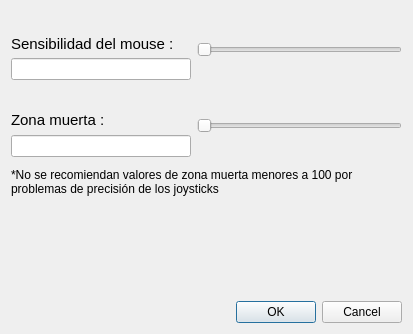
Qt form GUI/config.ui (Hex4gono/PIP_Control) before a commit.
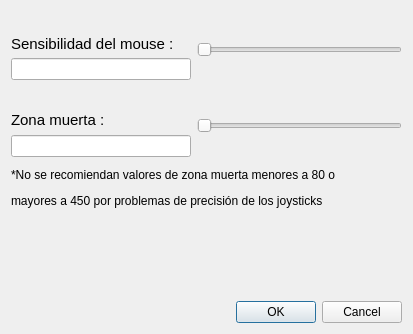
The same form after that commit.

Patch:
```diff
--- a/GUI/config.ui
+++ b/GUI/config.ui
@@ -245,7 +245,7 @@
      <item>
       <widget class="QLabel" name="notaZM">
        <property name="text">
-        <string>&lt;html&gt;&lt;head/&gt;&lt;body&gt;&lt;p align=&quot;justify&quot;&gt;*No se recomiendan valores de zona muerta menores a 100 por &lt;br/&gt;problemas de precisión de los joysticks&lt;/p&gt;&lt;/body&gt;&lt;/html&gt;</string>
+        <string>&lt;html&gt;&lt;head/&gt;&lt;body&gt;&lt;p align=&quot;justify&quot;&gt;*No se recomiendan valores de zona muerta menores a 80 o&lt;/p&gt;&lt;p align=&quot;justify&quot;&gt;mayores a 450 por problemas de precisión de los joysticks&lt;/p&gt;&lt;/body&gt;&lt;/html&gt;</string>
        </property>
        <property name="textFormat">
         <enum>Qt::AutoText</enum>
```
Left out of the diff: 13 changed lines with no effect on the pictures.
